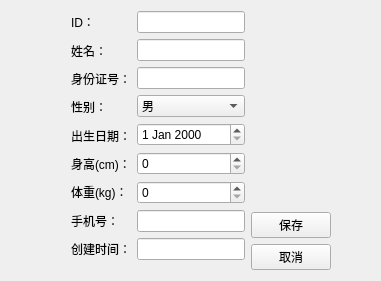
Old version of the form practice3/HospitalUserSystem/patienteditview.ui in the repository xxhfln/QTCourse.
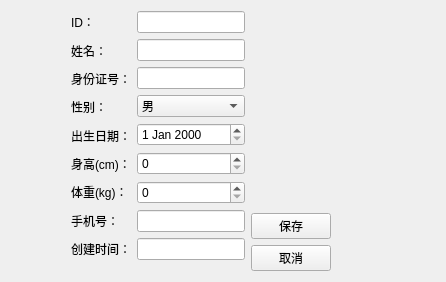
New version of the form.

The edit to the form file:
```diff
--- a/practice3/HospitalUserSystem/patienteditview.ui
+++ b/practice3/HospitalUserSystem/patienteditview.ui
@@ -6,8 +6,8 @@
    <rect>
     <x>0</x>
     <y>0</y>
-    <width>381</width>
-    <height>281</height>
+    <width>446</width>
+    <height>282</height>
    </rect>
   </property>
   <property name="windowTitle">
```
